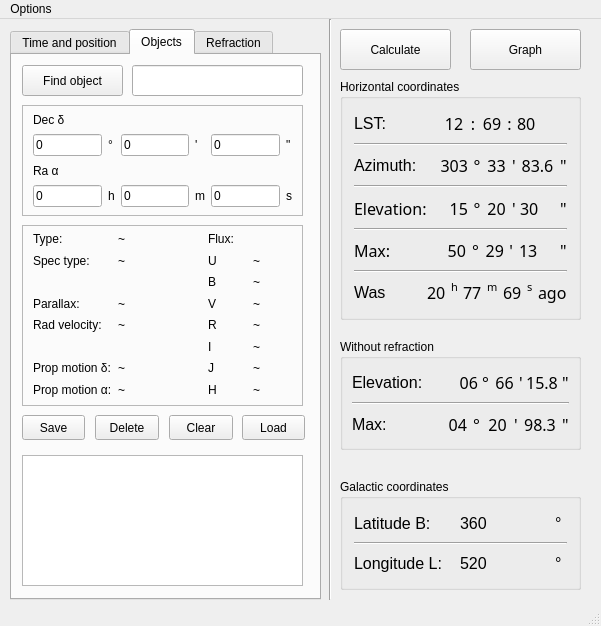
Old version of the form GUI/mainwindow.ui in the repository IamNotProgrammer/Star-height.
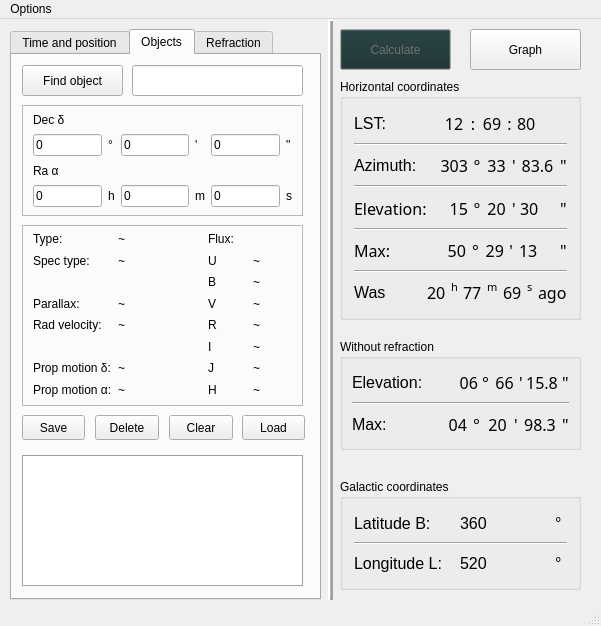
New version of the form. Icons and pictures are not drawn.

The edit to the form file:
```diff
--- a/GUI/mainwindow.ui
+++ b/GUI/mainwindow.ui
@@ -33,6 +33,205 @@
       <height>41</height>
      </rect>
     </property>
+    <property name="palette">
+     <palette>
+      <active>
+       <colorrole role="WindowText">
+        <brush brushstyle="SolidPattern">
+         <color alpha="255">
+          <red>109</red>
+          <green>109</green>
+          <blue>109</blue>
+         </color>
+        </brush>
+       </colorrole>
+       <colorrole role="Button">
+        <brush brushstyle="SolidPattern">
+         <color alpha="255">
+          <red>23</red>
+          <green>46</green>
+          <blue>47</blue>
+         </color>
+        </brush>
+       </colorrole>
+       <colorrole role="Text">
+        <brush brushstyle="SolidPattern">
+         <color alpha="255">
+          <red>57</red>
+          <green>57</green>
+          <blue>57</blue>
+         </color>
+        </brush>
+       </colorrole>
+       <colorrole role="BrightText">
+        <brush brushstyle="SolidPattern">
+         <color alpha="255">
+          <red>147</red>
+          <green>147</green>
+          <blue>147</blue>
+         </color>
+        </brush>
+       </colorrole>
+       <colorrole role="ButtonText">
+        <brush brushstyle="SolidPattern">
+         <color alpha="255">
+          <red>113</red>
+          <green>113</green>
+          <blue>113</blue>
+         </color>
+        </brush>
+       </colorrole>
+       <colorrole role="HighlightedText">
+        <brush brushstyle="SolidPattern">
+         <color alpha="255">
+          <red>99</red>
+          <green>105</green>
+          <blue>106</blue>
+         </color>
+        </brush>
+       </colorrole>
+       <colorrole role="ToolTipBase">
+        <brush brushstyle="SolidPattern">
+         <color alpha="255">
+          <red>121</red>
+          <green>121</green>
+          <blue>104</blue>
+         </color>
+        </brush>
+       </colorrole>
+      </active>
+      <inactive>
+       <colorrole role="WindowText">
+        <brush brushstyle="SolidPattern">
+         <color alpha="255">
+          <red>109</red>
+          <green>109</green>
+          <blue>109</blue>
+         </color>
+        </brush>
+       </colorrole>
+       <colorrole role="Button">
+        <brush brushstyle="SolidPattern">
+         <color alpha="255">
+          <red>23</red>
+          <green>46</green>
+          <blue>47</blue>
+         </color>
+        </brush>
+       </colorrole>
+       <colorrole role="Text">
+        <brush brushstyle="SolidPattern">
+         <color alpha="255">
+          <red>57</red>
+          <green>57</green>
+          <blue>57</blue>
+         </color>
+        </brush>
+       </colorrole>
+       <colorrole role="BrightText">
+        <brush brushstyle="SolidPattern">
+         <color alpha="255">
+          <red>147</red>
+          <green>147</green>
+          <blue>147</blue>
+         </color>
+        </brush>
+       </colorrole>
+       <colorrole role="ButtonText">
+        <brush brushstyle="SolidPattern">
+         <color alpha="255">
+          <red>113</red>
+          <green>113</green>
+          <blue>113</blue>
+         </color>
+        </brush>
+       </colorrole>
+       <colorrole role="HighlightedText">
+        <brush brushstyle="SolidPattern">
+         <color alpha="255">
+          <red>99</red>
+          <green>105</green>
+          <blue>106</blue>
+         </color>
+        </brush>
+       </colorrole>
+       <colorrole role="ToolTipBase">
+        <brush brushstyle="SolidPattern">
+         <color alpha="255">
+          <red>121</red>
+          <green>121</green>
+          <blue>104</blue>
+         </color>
+        </brush>
+       </colorrole>
+      </inactive>
+      <disabled>
+       <colorrole role="WindowText">
+        <brush brushstyle="SolidPattern">
+         <color alpha="255">
+          <red>0</red>
+          <green>0</green>
+          <blue>23</blue>
+         </color>
+        </brush>
+       </colorrole>
+       <colorrole role="Button">
+        <brush brushstyle="SolidPattern">
+         <color alpha="255">
+          <red>23</red>
+          <green>46</green>
+          <blue>47</blue>
+         </color>
+        </brush>
+       </colorrole>
+       <colorrole role="Text">
+        <brush brushstyle="SolidPattern">
+         <color alpha="255">
+          <red>0</red>
+          <green>0</green>
+          <blue>23</blue>
+         </color>
+        </brush>
+       </colorrole>
+       <colorrole role="BrightText">
+        <brush brushstyle="SolidPattern">
+         <color alpha="255">
+          <red>147</red>
+          <green>147</green>
+          <blue>147</blue>
+         </color>
+        </brush>
+       </colorrole>
+       <colorrole role="ButtonText">
+        <brush brushstyle="SolidPattern">
+         <color alpha="255">
+          <red>0</red>
+          <green>0</green>
+          <blue>23</blue>
+         </color>
+        </brush>
+       </colorrole>
+       <colorrole role="HighlightedText">
+        <brush brushstyle="SolidPattern">
+         <color alpha="255">
+          <red>99</red>
+          <green>105</green>
+          <blue>106</blue>
+         </color>
+        </brush>
+       </colorrole>
+       <colorrole role="ToolTipBase">
+        <brush brushstyle="SolidPattern">
+         <color alpha="255">
+          <red>121</red>
+          <green>121</green>
+          <blue>104</blue>
+         </color>
+        </brush>
+       </colorrole>
+      </disabled>
+     </palette>
+    </property>
     <property name="text">
      <string>Calculate</string>
     </property>
@@ -1123,6 +1322,15 @@
       <height>581</height>
      </rect>
     </property>
+    <property name="frameShadow">
+     <enum>QFrame::Raised</enum>
+    </property>
+    <property name="lineWidth">
+     <number>2</number>
+    </property>
+    <property name="midLineWidth">
+     <number>1</number>
+    </property>
     <property name="orientation">
      <enum>Qt::Vertical</enum>
     </property>
@@ -1884,6 +2092,448 @@
         <height>131</height>
        </rect>
       </property>
+      <property name="palette">
+       <palette>
+        <active>
+         <colorrole role="WindowText">
+          <brush brushstyle="SolidPattern">
+           <color alpha="255">
+            <red>0</red>
+            <green>0</green>
+            <blue>0</blue>
+           </color>
+          </brush>
+         </colorrole>
+         <colorrole role="Button">
+          <brush brushstyle="SolidPattern">
+           <color alpha="255">
+            <red>208</red>
+            <green>208</green>
+            <blue>208</blue>
+           </color>
+          </brush>
+         </colorrole>
+         <colorrole role="Light">
+          <brush brushstyle="SolidPattern">
+           <color alpha="255">
+            <red>255</red>
+            <green>255</green>
+            <blue>255</blue>
+           </color>
+          </brush>
+         </colorrole>
+         <colorrole role="Midlight">
+          <brush brushstyle="SolidPattern">
+           <color alpha="255">
+            <red>231</red>
+            <green>231</green>
+            <blue>231</blue>
+           </color>
+          </brush>
+         </colorrole>
+         <colorrole role="Dark">
+          <brush brushstyle="SolidPattern">
+           <color alpha="255">
+            <red>104</red>
+            <green>104</green>
+            <blue>104</blue>
+           </color>
+          </brush>
+         </colorrole>
+         <colorrole role="Mid">
+          <brush brushstyle="SolidPattern">
+           <color alpha="255">
+            <red>139</red>
+            <green>139</green>
+            <blue>139</blue>
+           </color>
+          </brush>
+         </colorrole>
+         <colorrole role="Text">
+          <brush brushstyle="SolidPattern">
+           <color alpha="255">
+            <red>0</red>
+            <green>0</green>
+            <blue>0</blue>
+           </color>
+          </brush>
+         </colorrole>
+         <colorrole role="BrightText">
+          <brush brushstyle="SolidPattern">
+           <color alpha="255">
+            <red>255</red>
+            <green>255</green>
+            <blue>255</blue>
+           </color>
+          </brush>
+         </colorrole>
+         <colorrole role="ButtonText">
+          <brush brushstyle="SolidPattern">
+           <color alpha="255">
+            <red>0</red>
+            <green>0</green>
+            <blue>0</blue>
+           </color>
+          </brush>
+         </colorrole>
+         <colorrole role="Base">
+          <brush brushstyle="SolidPattern">
+           <color alpha="255">
+            <red>255</red>
+            <green>255</green>
+            <blue>255</blue>
+           </color>
+          </brush>
+         </colorrole>
+         <colorrole role="Window">
+          <brush brushstyle="SolidPattern">
+           <color alpha="255">
+            <red>208</red>
+            <green>208</green>
+            <blue>208</blue>
+           </color>
+          </brush>
+         </colorrole>
+         <colorrole role="Shadow">
+          <brush brushstyle="SolidPattern">
+           <color alpha="255">
+            <red>0</red>
+            <green>0</green>
+            <blue>0</blue>
+           </color>
+          </brush>
+         </colorrole>
+         <colorrole role="AlternateBase">
+          <brush brushstyle="SolidPattern">
+           <color alpha="255">
+            <red>231</red>
+            <green>231</green>
+            <blue>231</blue>
+           </color>
+          </brush>
+         </colorrole>
+         <colorrole role="ToolTipBase">
+          <brush brushstyle="SolidPattern">
+           <color alpha="255">
+            <red>255</red>
+            <green>255</green>
+            <blue>220</blue>
+           </color>
+          </brush>
+         </colorrole>
+         <colorrole role="ToolTipText">
+          <brush brushstyle="SolidPattern">
+           <color alpha="255">
+            <red>0</red>
+            <green>0</green>
+            <blue>0</blue>
+           </color>
+          </brush>
+         </colorrole>
+         <colorrole role="PlaceholderText">
+          <brush brushstyle="SolidPattern">
+           <color alpha="128">
+            <red>0</red>
+            <green>0</green>
+            <blue>0</blue>
+           </color>
+          </brush>
+         </colorrole>
+        </active>
+        <inactive>
+         <colorrole role="WindowText">
+          <brush brushstyle="SolidPattern">
+           <color alpha="255">
+            <red>0</red>
+            <green>0</green>
+            <blue>0</blue>
+           </color>
+          </brush>
+         </colorrole>
+         <colorrole role="Button">
+          <brush brushstyle="SolidPattern">
+           <color alpha="255">
+            <red>208</red>
+            <green>208</green>
+            <blue>208</blue>
+           </color>
+          </brush>
+         </colorrole>
+         <colorrole role="Light">
+          <brush brushstyle="SolidPattern">
+           <color alpha="255">
+            <red>255</red>
+            <green>255</green>
+            <blue>255</blue>
+           </color>
+          </brush>
+         </colorrole>
+         <colorrole role="Midlight">
+          <brush brushstyle="SolidPattern">
+           <color alpha="255">
+            <red>231</red>
+            <green>231</green>
+            <blue>231</blue>
+           </color>
+          </brush>
+         </colorrole>
+         <colorrole role="Dark">
+          <brush brushstyle="SolidPattern">
+           <color alpha="255">
+            <red>104</red>
+            <green>104</green>
+            <blue>104</blue>
+           </color>
+          </brush>
+         </colorrole>
+         <colorrole role="Mid">
+          <brush brushstyle="SolidPattern">
+           <color alpha="255">
+            <red>139</red>
+            <green>139</green>
+            <blue>139</blue>
+           </color>
+          </brush>
+         </colorrole>
+         <colorrole role="Text">
+          <brush brushstyle="SolidPattern">
+           <color alpha="255">
+            <red>0</red>
+            <green>0</green>
+            <blue>0</blue>
+           </color>
+          </brush>
+         </colorrole>
+         <colorrole role="BrightText">
+          <brush brushstyle="SolidPattern">
+           <color alpha="255">
+            <red>255</red>
+            <green>255</green>
+            <blue>255</blue>
+           </color>
+          </brush>
+         </colorrole>
+         <colorrole role="ButtonText">
+          <brush brushstyle="SolidPattern">
+           <color alpha="255">
+            <red>0</red>
+            <green>0</green>
+            <blue>0</blue>
+           </color>
+          </brush>
+         </colorrole>
+         <colorrole role="Base">
+          <brush brushstyle="SolidPattern">
+           <color alpha="255">
+            <red>255</red>
+            <green>255</green>
+            <blue>255</blue>
+           </color>
+          </brush>
+         </colorrole>
+         <colorrole role="Window">
+          <brush brushstyle="SolidPattern">
+           <color alpha="255">
+            <red>208</red>
+            <green>208</green>
+            <blue>208</blue>
+           </color>
+          </brush>
+         </colorrole>
+         <colorrole role="Shadow">
+          <brush brushstyle="SolidPattern">
+           <color alpha="255">
+            <red>0</red>
+            <green>0</green>
+            <blue>0</blue>
+           </color>
+          </brush>
+         </colorrole>
+         <colorrole role="AlternateBase">
+          <brush brushstyle="SolidPattern">
+           <color alpha="255">
+            <red>231</red>
+            <green>231</green>
+            <blue>231</blue>
+           </color>
+          </brush>
+         </colorrole>
+         <colorrole role="ToolTipBase">
+          <brush brushstyle="SolidPattern">
+           <color alpha="255">
+            <red>255</red>
+            <green>255</green>
+            <blue>220</blue>
+           </color>
+          </brush>
+         </colorrole>
+         <colorrole role="ToolTipText">
+          <brush brushstyle="SolidPattern">
+           <color alpha="255">
+            <red>0</red>
+            <green>0</green>
+            <blue>0</blue>
+           </color>
+          </brush>
+         </colorrole>
+         <colorrole role="PlaceholderText">
+          <brush brushstyle="SolidPattern">
+           <color alpha="128">
+            <red>0</red>
+            <green>0</green>
+            <blue>0</blue>
+           </color>
+          </brush>
+         </colorrole>
+        </inactive>
+        <disabled>
+         <colorrole role="WindowText">
+          <brush brushstyle="SolidPattern">
+           <color alpha="255">
+            <red>104</red>
+            <green>104</green>
+            <blue>104</blue>
+           </color>
+          </brush>
+         </colorrole>
+         <colorrole role="Button">
+          <brush brushstyle="SolidPattern">
+           <color alpha="255">
+            <red>208</red>
+            <green>208</green>
+            <blue>208</blue>
+           </color>
+          </brush>
+         </colorrole>
+         <colorrole role="Light">
+          <brush brushstyle="SolidPattern">
+           <color alpha="255">
+            <red>255</red>
+            <green>255</green>
+            <blue>255</blue>
+           </color>
+          </brush>
+         </colorrole>
+         <colorrole role="Midlight">
+          <brush brushstyle="SolidPattern">
+           <color alpha="255">
+            <red>231</red>
+            <green>231</green>
+            <blue>231</blue>
+           </color>
+          </brush>
+         </colorrole>
+         <colorrole role="Dark">
+          <brush brushstyle="SolidPattern">
+           <color alpha="255">
+            <red>104</red>
+            <green>104</green>
+            <blue>104</blue>
+           </color>
+          </brush>
+         </colorrole>
+         <colorrole role="Mid">
+          <brush brushstyle="SolidPattern">
+           <color alpha="255">
+            <red>139</red>
+            <green>139</green>
+            <blue>139</blue>
+           </color>
+          </brush>
+         </colorrole>
+         <colorrole role="Text">
+          <brush brushstyle="SolidPattern">
+           <color alpha="255">
+            <red>104</red>
+            <green>104</green>
+            <blue>104</blue>
+           </color>
+          </brush>
+         </colorrole>
+         <colorrole role="BrightText">
+          <brush brushstyle="SolidPattern">
+           <color alpha="255">
+            <red>255</red>
+            <green>255</green>
+            <blue>255</blue>
+           </color>
+          </brush>
+         </colorrole>
+         <colorrole role="ButtonText">
+          <brush brushstyle="SolidPattern">
+           <color alpha="255">
+            <red>104</red>
+            <green>104</green>
+            <blue>104</blue>
+           </color>
+          </brush>
+         </colorrole>
+         <colorrole role="Base">
+          <brush brushstyle="SolidPattern">
+           <color alpha="255">
+            <red>208</red>
+            <green>208</green>
+            <blue>208</blue>
+           </color>
+          </brush>
+         </colorrole>
+         <colorrole role="Window">
+          <brush brushstyle="SolidPattern">
+           <color alpha="255">
+            <red>208</red>
+            <green>208</green>
+            <blue>208</blue>
+           </color>
+          </brush>
+         </colorrole>
+         <colorrole role="Shadow">
+          <brush brushstyle="SolidPattern">
+           <color alpha="255">
+            <red>0</red>
+            <green>0</green>
+            <blue>0</blue>
+           </color>
+          </brush>
+         </colorrole>
+         <colorrole role="AlternateBase">
+          <brush brushstyle="SolidPattern">
+           <color alpha="255">
+            <red>208</red>
+            <green>208</green>
+            <blue>208</blue>
+           </color>
+          </brush>
+         </colorrole>
+         <colorrole role="ToolTipBase">
+          <brush brushstyle="SolidPattern">
+           <color alpha="255">
+            <red>255</red>
+            <green>255</green>
+            <blue>220</blue>
+           </color>
+          </brush>
+         </colorrole>
+         <colorrole role="ToolTipText">
+          <brush brushstyle="SolidPattern">
+           <color alpha="255">
+            <red>0</red>
+            <green>0</green>
+            <blue>0</blue>
+           </color>
+          </brush>
+         </colorrole>
+         <colorrole role="PlaceholderText">
+          <brush brushstyle="SolidPattern">
+           <color alpha="128">
+            <red>0</red>
+            <green>0</green>
+            <blue>0</blue>
+           </color>
+          </brush>
+         </colorrole>
+        </disabled>
+       </palette>
+      </property>
      </widget>
      <widget class="QPushButton" name="pushButton_6">
       <property name="geometry">
```
Left out of the diff: 16 changed lines with no effect on the pictures.
